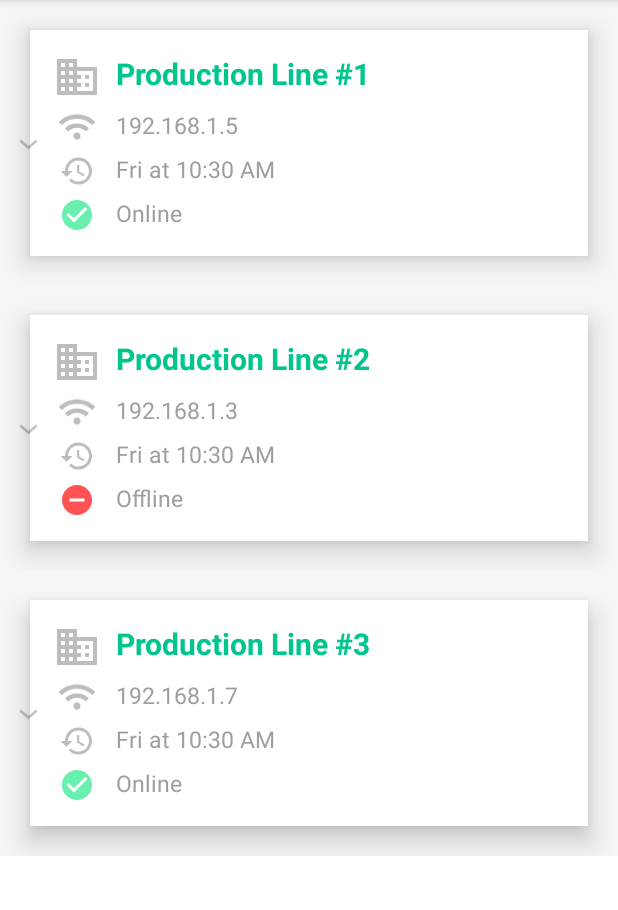
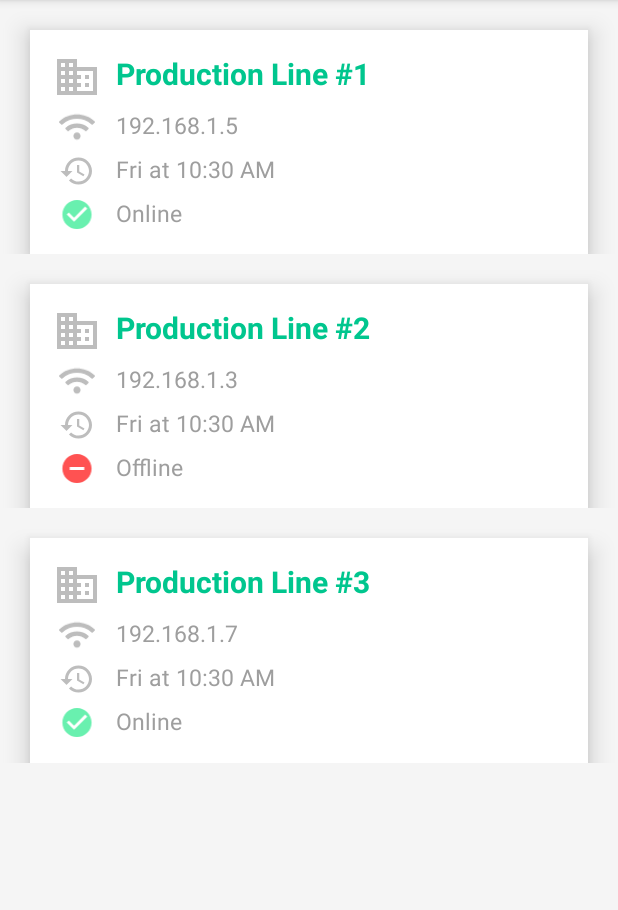
Before and after one commit to ETS-Android2/green-project, an Android app: the screen it shows after launch (MainActivity), on a phone screen of 412 x 824 dp, the part 84-994 px from its top. Run offline under Robolectric (Android 15) with nearby library versions, the phone set to English and light mode, and no system bars.

Commit message:
Expandable List View Production Lines

```diff
--- a/androidApplication/app/src/main/res/layout/activity_main.xml
+++ b/androidApplication/app/src/main/res/layout/activity_main.xml
@@ -4,13 +4,15 @@
     xmlns:tools="http://schemas.android.com/tools"
     android:layout_width="match_parent"
     android:layout_height="match_parent"
+    android:background="@color/gray_100"
+    android:paddingBottom="20dp"
     tools:context=".MainActivity">
 
     <ExpandableListView
         android:layout_width="match_parent"
         android:layout_height="match_parent"
         android:id="@+id/elvLineProductions"
-        android:divider="@color/white"
-        />
+        android:divider="@color/gray_100"
+        android:groupIndicator="@color/gray_100" />
 
 </RelativeLayout>
--- a/androidApplication/app/src/main/res/layout/production_line_layout.xml
+++ b/androidApplication/app/src/main/res/layout/production_line_layout.xml
@@ -2,7 +2,7 @@
 <RelativeLayout
     xmlns:android="http://schemas.android.com/apk/res/android"
     android:layout_width="match_parent"
-    android:layout_height="190dp"
+    android:layout_height="match_parent"
     android:background="@color/gray_100">
 
     <RelativeLayout
--- a/androidApplication/app/src/main/res/values/style.xml
+++ b/androidApplication/app/src/main/res/values/style.xml
@@ -2,9 +2,11 @@
 <resources>
     <style name="production_line_layout">
         <item name="android:layout_width">match_parent</item>
-        <item name="android:layout_height">match_parent</item>
+        <item name="android:layout_height">150dp</item>
         <item name="android:elevation">10dp</item>
-        <item name="android:layout_margin">20dp</item>
+        <item name="android:layout_marginLeft">20dp</item>
+        <item name="android:layout_marginRight">20dp</item>
+        <item name="android:layout_marginTop">20dp</item>
         <item name="android:padding">15dp</item>
     </style>
 
@@ -61,7 +63,9 @@
         <item name="android:layout_width">match_parent</item>
         <item name="android:layout_height">88dp</item>
         <item name="android:elevation">10dp</item>
-        <item name="android:layout_margin">20dp</item>
+        <item name="android:layout_marginLeft">20dp</item>
+        <item name="android:layout_marginRight">20dp</item>
+        <item name="android:layout_marginBottom">2px</item>
         <item name="android:padding">15dp</item>
     </style>
 
```
